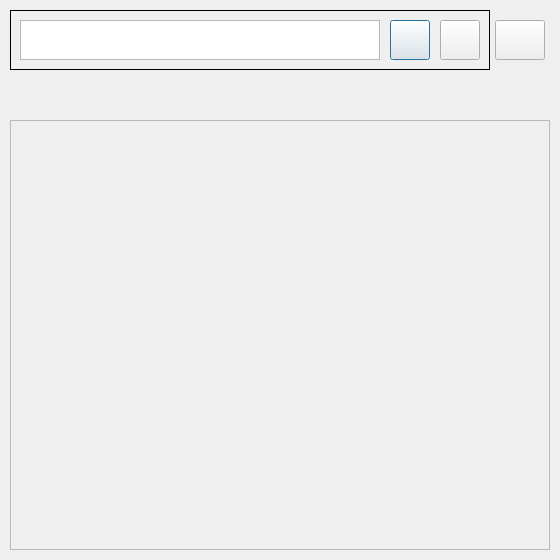
komtom443/Face-recognition-by-B19DCAT208, file ui/historyUi.ui: the form before one commit.
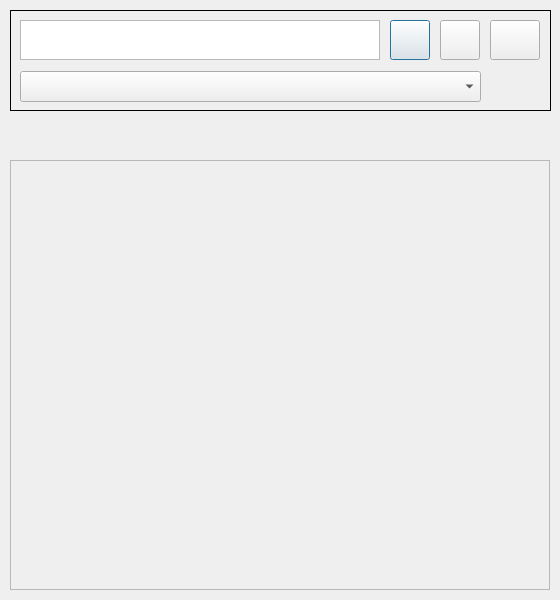
The form after the commit.

```diff
--- a/ui/historyUi.ui
+++ b/ui/historyUi.ui
@@ -7,7 +7,7 @@
     <x>0</x>
     <y>0</y>
     <width>560</width>
-    <height>560</height>
+    <height>600</height>
    </rect>
   </property>
   <property name="windowTitle">
@@ -17,7 +17,7 @@
    <property name="geometry">
     <rect>
      <x>10</x>
-     <y>120</y>
+     <y>160</y>
      <width>540</width>
      <height>430</height>
     </rect>
@@ -77,7 +77,7 @@
   <widget class="QPushButton" name="excelButton">
    <property name="geometry">
     <rect>
-     <x>495</x>
+     <x>490</x>
      <y>20</y>
      <width>50</width>
      <height>40</height>
@@ -117,8 +117,8 @@
     <rect>
      <x>10</x>
      <y>10</y>
-     <width>480</width>
-     <height>60</height>
+     <width>541</width>
+     <height>101</height>
     </rect>
    </property>
    <property name="frameShape">
@@ -132,11 +132,17 @@
    <property name="geometry">
     <rect>
      <x>10</x>
-     <y>80</y>
-     <width>541</width>
-     <height>31</height>
+     <y>120</y>
+     <width>540</width>
+     <height>30</height>
     </rect>
    </property>
+   <property name="maximumSize">
+    <size>
+     <width>540</width>
+     <height>30</height>
+    </size>
+   </property>
    <property name="font">
     <font>
      <family>Quicksand</family>
@@ -150,6 +156,25 @@
     <set>Qt::AlignCenter</set>
    </property>
   </widget>
+  <widget class="QComboBox" name="comboBox">
+   <property name="geometry">
+    <rect>
+     <x>20</x>
+     <y>71</y>
+     <width>461</width>
+     <height>31</height>
+    </rect>
+   </property>
+   <property name="font">
+    <font>
+     <family>Quicksand</family>
+     <pointsize>12</pointsize>
+    </font>
+   </property>
+   <property name="currentText">
+    <string/>
+   </property>
+  </widget>
   <zorder>label</zorder>
   <zorder>historyDisplay</zorder>
   <zorder>textEdit</zorder>
```
Left out of the diff: 1 changed line with no effect on the pictures.
